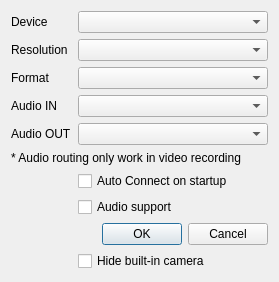
Before: the Qt Designer form client/ui/device_setup_dialog.ui in Cu6esugar/KVM-over-USB, drawn with Qt 5.
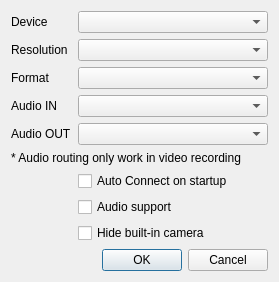
After: the same form once the commit is applied.

Commit message:
Translate "Hide built-in camera" and move dialog buttons to bottom
- Add Chinese translation for "Hide built-in camera" (隐藏内置相机) and the
  new "Key hold time" paste-board label in trans_cn.ts, then regenerate
  trans_cn.qm.
- Move the OK/Cancel button row so it stays at the very bottom of the device
  setup dialog (the Hide built-in camera checkbox now sits above the buttons).
- Regenerate device_setup_dialog_ui.py from the .ui file.

```diff
--- a/client/ui/device_setup_dialog.ui
+++ b/client/ui/device_setup_dialog.ui
@@ -50,7 +50,7 @@
    <item row="3" column="1">
     <widget class="QComboBox" name="comboBox_2"/>
    </item>
-   <item row="10" column="1">
+   <item row="12" column="1">
     <widget class="QDialogButtonBox" name="buttonBox">
      <property name="orientation">
       <enum>Qt::Horizontal</enum>
```
The commit also changes 3 other files.
